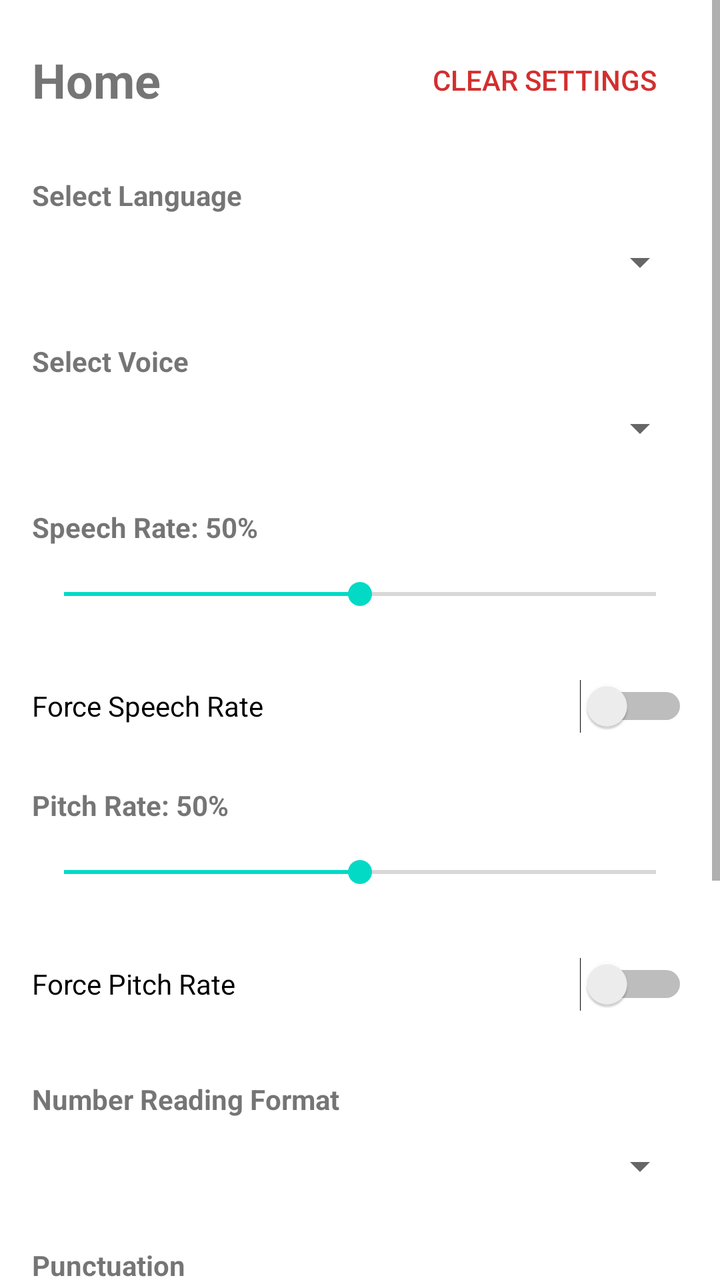
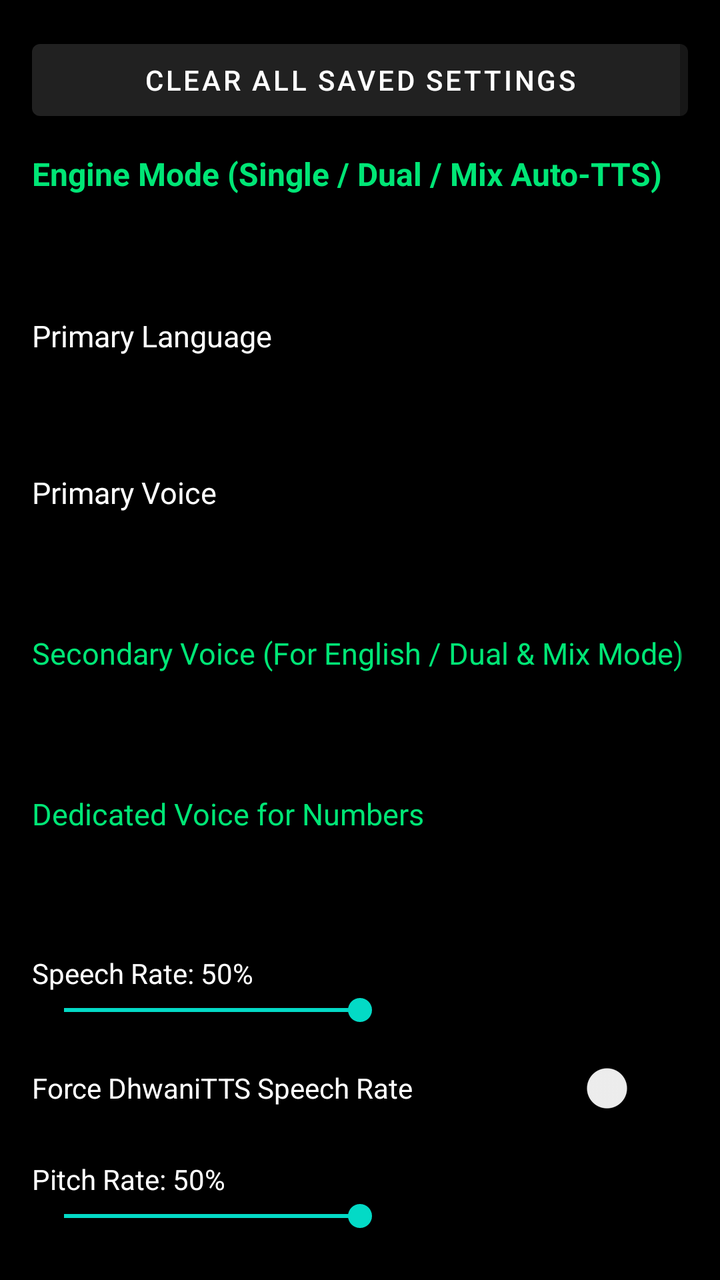

Screens rendered from an Android XML layout before and after an edit, with the pre-edit source and the edit as a unified diff.
<!-- AndroidManifest.xml: application theme Theme.DhwaniTTS -->
<!-- res/layout/fragment_home.xml -->
<?xml version="1.0" encoding="utf-8"?>
<ScrollView xmlns:android="http://schemas.android.com/apk/res/android"
    android:layout_width="match_parent"
    android:layout_height="match_parent"
    android:fillViewport="true">

    <LinearLayout
        android:layout_width="match_parent"
        android:layout_height="wrap_content"
        android:orientation="vertical"
        android:padding="16dp">

        <RelativeLayout
            android:layout_width="match_parent"
            android:layout_height="wrap_content"
            android:layout_marginBottom="24dp">
            
            <TextView
                android:layout_width="wrap_content"
                android:layout_height="wrap_content"
                android:text="Home"
                android:textSize="24sp"
                android:textStyle="bold"
                android:layout_alignParentStart="true"
                android:layout_centerVertical="true"/>

            <Button
                android:id="@+id/btn_clear_settings"
                android:layout_width="wrap_content"
                android:layout_height="wrap_content"
                android:text="Clear Settings"
                android:layout_alignParentEnd="true"
                android:layout_centerVertical="true"
                style="?android:attr/borderlessButtonStyle"
                android:textColor="#D32F2F"
                android:minHeight="48dp" />
        </RelativeLayout>

        <TextView
            android:layout_width="match_parent"
            android:layout_height="wrap_content"
            android:text="Select Language"
            android:labelFor="@+id/spinner_language"
            android:textStyle="bold" />
        <Spinner
            android:id="@+id/spinner_language"
            android:layout_width="match_parent"
            android:layout_height="wrap_content"
            android:minHeight="48dp"
            android:layout_marginBottom="16dp" />

        <TextView
            android:layout_width="match_parent"
            android:layout_height="wrap_content"
            android:text="Select Voice"
            android:labelFor="@+id/spinner_voice"
            android:textStyle="bold" />
        <Spinner
            android:id="@+id/spinner_voice"
            android:layout_width="match_parent"
            android:layout_height="wrap_content"
            android:minHeight="48dp"
            android:layout_marginBottom="16dp" />

        <TextView
            android:id="@+id/tv_speech_rate_label"
            android:layout_width="match_parent"
            android:layout_height="wrap_content"
            android:text="Speech Rate: 50%"
            android:textStyle="bold" />
        <SeekBar
            android:id="@+id/seekbar_speech_rate"
            android:layout_width="match_parent"
            android:layout_height="wrap_content"
            android:minHeight="48dp"
            android:max="100"
            android:progress="50"
            android:layout_marginBottom="8dp"/>

        
        <Switch
            android:id="@+id/switch_force_speech"
            android:layout_width="match_parent"
            android:layout_height="wrap_content"
            android:text="Force Speech Rate"
            android:minHeight="48dp"
            android:layout_marginBottom="16dp" />

        <TextView
            android:id="@+id/tv_pitch_label"
            android:layout_width="match_parent"
            android:layout_height="wrap_content"
            android:text="Pitch Rate: 50%"
            android:textStyle="bold" />
        <SeekBar
            android:id="@+id/seekbar_pitch"
            android:layout_width="match_parent"
            android:layout_height="wrap_content"
            android:minHeight="48dp"
            android:max="100"
            android:progress="50"
            android:layout_marginBottom="8dp"/>

        <Switch
            android:id="@+id/switch_force_pitch"
            android:layout_width="match_parent"
            android:layout_height="wrap_content"
            android:text="Force Pitch Rate"
            android:minHeight="48dp"
            android:layout_marginBottom="24dp" />

        <TextView
            android:layout_width="match_parent"
            android:layout_height="wrap_content"
            android:text="Number Reading Format"
            android:labelFor="@+id/spinner_number_reading"
            android:textStyle="bold" />
        <Spinner
            android:id="@+id/spinner_number_reading"
            android:layout_width="match_parent"
            android:layout_height="wrap_content"
            android:minHeight="48dp"
            android:layout_marginBottom="16dp" />

        <TextView
            android:layout_width="match_parent"
            android:layout_height="wrap_content"
            android:text="Punctuation"
            android:labelFor="@+id/spinner_punctuation"
            android:textStyle="bold" />
        <Spinner
            android:id="@+id/spinner_punctuation"
            android:layout_width="match_parent"
            android:layout_height="wrap_content"
            android:minHeight="48dp"
            android:layout_marginBottom="32dp" />

        <Button
            android:id="@+id/btn_test"
            android:layout_width="match_parent"
            android:layout_height="wrap_content"
            android:minHeight="48dp"
            android:text="Test Voice"
            android:layout_marginBottom="12dp" />

        <Button
            android:id="@+id/btn_save_settings"
            android:layout_width="match_parent"
            android:layout_height="wrap_content"
            android:minHeight="48dp"
            android:text="Save Settings as Default"
            android:layout_marginBottom="12dp" />

        <Button
            android:id="@+id/btn_reset"
            android:layout_width="match_parent"
            android:layout_height="wrap_content"
            android:minHeight="48dp"
            android:text="Reset to Default"
            android:layout_marginBottom="24dp" />

    </LinearLayout>
</ScrollView>
<!-- resources referenced by this layout -->
<resources>
  <style name="Theme.DhwaniTTS" parent="Theme.MaterialComponents.DayNight.DarkActionBar">
          
      </style>
</resources>

<!-- the commit's change to res/layout/fragment_home.xml (unified diff, before → after) -->
@@ -2,162 +2,201 @@
 <ScrollView xmlns:android="http://schemas.android.com/apk/res/android"
     android:layout_width="match_parent"
     android:layout_height="match_parent"
-    android:fillViewport="true">
+    android:background="#000000"
+    android:padding="16dp">
 
     <LinearLayout
         android:layout_width="match_parent"
         android:layout_height="wrap_content"
-        android:orientation="vertical"
-        android:padding="16dp">
-
-        <RelativeLayout
-            android:layout_width="match_parent"
-            android:layout_height="wrap_content"
-            android:layout_marginBottom="24dp">
-            
-            <TextView
-                android:layout_width="wrap_content"
-                android:layout_height="wrap_content"
-                android:text="Home"
-                android:textSize="24sp"
-                android:textStyle="bold"
-                android:layout_alignParentStart="true"
-                android:layout_centerVertical="true"/>
-
-            <Button
-                android:id="@+id/btn_clear_settings"
-                android:layout_width="wrap_content"
-                android:layout_height="wrap_content"
-                android:text="Clear Settings"
-                android:layout_alignParentEnd="true"
-                android:layout_centerVertical="true"
-                style="?android:attr/borderlessButtonStyle"
-                android:textColor="#D32F2F"
-                android:minHeight="48dp" />
-        </RelativeLayout>
-
-        <TextView
-            android:layout_width="match_parent"
-            android:layout_height="wrap_content"
-            android:text="Select Language"
-            android:labelFor="@+id/spinner_language"
+        android:orientation="vertical">
+
+        <Button
+            android:id="@+id/btn_clear_settings"
+            android:layout_width="match_parent"
+            android:layout_height="wrap_content"
+            android:text="Clear All Saved Settings"
+            android:layout_marginBottom="12dp" />
+
+        <TextView
+            android:layout_width="match_parent"
+            android:layout_height="wrap_content"
+            android:text="Engine Mode (Single / Dual / Mix Auto-TTS)"
+            android:textColor="#00E676"
+            android:textSize="16sp"
             android:textStyle="bold" />
+
+        <Spinner
+            android:id="@+id/spinner_engine_mode"
+            android:layout_width="match_parent"
+            android:layout_height="wrap_content"
+            android:minHeight="48dp"
+            android:layout_marginBottom="12dp" />
+
+        <TextView
+            android:layout_width="match_parent"
+            android:layout_height="wrap_content"
+            android:text="Primary Language"
+            android:textColor="#FFFFFF"
+            android:textSize="15sp" />
+
         <Spinner
             android:id="@+id/spinner_language"
             android:layout_width="match_parent"
             android:layout_height="wrap_content"
             android:minHeight="48dp"
-            android:layout_marginBottom="16dp" />
-
-        <TextView
-            android:layout_width="match_parent"
-            android:layout_height="wrap_content"
-            android:text="Select Voice"
-            android:labelFor="@+id/spinner_voice"
-            android:textStyle="bold" />
+            android:layout_marginBottom="10dp" />
+
+        <TextView
+            android:layout_width="match_parent"
+            android:layout_height="wrap_content"
+            android:text="Primary Voice"
+            android:textColor="#FFFFFF"
+            android:textSize="15sp" />
+
         <Spinner
             android:id="@+id/spinner_voice"
             android:layout_width="match_parent"
             android:layout_height="wrap_content"
             android:minHeight="48dp"
-            android:layout_marginBottom="16dp" />
+            android:layout_marginBottom="12dp" />
+
+        <TextView
+            android:id="@+id/tv_secondary_voice_label"
+            android:layout_width="match_parent"
+            android:layout_height="wrap_content"
+            android:text="Secondary Voice (For English / Dual &amp; Mix Mode)"
+            android:textColor="#00E676"
+            android:textSize="15sp" />
+
+        <Spinner
+            android:id="@+id/spinner_secondary_voice"
+            android:layout_width="match_parent"
+            android:layout_height="wrap_content"
+            android:minHeight="48dp"
+            android:layout_marginBottom="12dp" />
+
+        <TextView
+            android:layout_width="match_parent"
+            android:layout_height="wrap_content"
+            android:text="Dedicated Voice for Numbers"
+            android:textColor="#00E676"
+            android:textSize="15sp" />
+
+        <Spinner
+            android:id="@+id/spinner_number_voice"
+            android:layout_width="match_parent"
+            android:layout_height="wrap_content"
+            android:minHeight="48dp"
+            android:layout_marginBottom="12dp" />
 
         <TextView
             android:id="@+id/tv_speech_rate_label"
             android:layout_width="match_parent"
             android:layout_height="wrap_content"
             android:text="Speech Rate: 50%"
-            android:textStyle="bold" />
+            android:textColor="#FFFFFF" />
+
         <SeekBar
             android:id="@+id/seekbar_speech_rate"
             android:layout_width="match_parent"
             android:layout_height="wrap_content"
-            android:minHeight="48dp"
             android:max="100"
             android:progress="50"
-            android:layout_marginBottom="8dp"/>
-
-        
+            android:layout_marginBottom="6dp" />
+
         <Switch
             android:id="@+id/switch_force_speech"
             android:layout_width="match_parent"
             android:layout_height="wrap_content"
-            android:text="Force Speech Rate"
-            android:minHeight="48dp"
-            android:layout_marginBottom="16dp" />
+            android:text="Force DhwaniTTS Speech Rate"
+            android:textColor="#FFFFFF"
+            android:minHeight="48dp"
+            android:layout_marginBottom="12dp" />
 
         <TextView
             android:id="@+id/tv_pitch_label"
             android:layout_width="match_parent"
             android:layout_height="wrap_content"
             android:text="Pitch Rate: 50%"
-            android:textStyle="bold" />
+            android:textColor="#FFFFFF" />
+
         <SeekBar
             android:id="@+id/seekbar_pitch"
             android:layout_width="match_parent"
             android:layout_height="wrap_content"
-            android:minHeight="48dp"
             android:max="100"
             android:progress="50"
-            android:layout_marginBottom="8dp"/>
+            android:layout_marginBottom="6dp" />
 
         <Switch
             android:id="@+id/switch_force_pitch"
             android:layout_width="match_parent"
             android:layout_height="wrap_content"
-            android:text="Force Pitch Rate"
-            android:minHeight="48dp"
-            android:layout_marginBottom="24dp" />
-
-        <TextView
-            android:layout_width="match_parent"
-            android:layout_height="wrap_content"
-            android:text="Number Reading Format"
-            android:labelFor="@+id/spinner_number_reading"
-            android:textStyle="bold" />
+            android:text="Force DhwaniTTS Pitch"
+            android:textColor="#FFFFFF"
+            android:minHeight="48dp"
+            android:layout_marginBottom="12dp" />
+
+        <TextView
+            android:id="@+id/tv_volume_boost_label"
+            android:layout_width="match_parent"
+            android:layout_height="wrap_content"
+            android:text="Volume Amplification: 100%"
+            android:textColor="#FFFFFF" />
+
+        <SeekBar
+            android:id="@+id/seekbar_volume_boost"
+            android:layout_width="match_parent"
+            android:layout_height="wrap_content"
+            android:max="200"
+            android:progress="100"
+            android:layout_marginBottom="14dp" />
+
+        <TextView
+            android:layout_width="match_parent"
+            android:layout_height="wrap_content"
+            android:text="Number Reading Mode"
+            android:textColor="#FFFFFF" />
+
         <Spinner
             android:id="@+id/spinner_number_reading"
             android:layout_width="match_parent"
             android:layout_height="wrap_content"
             android:minHeight="48dp"
+            android:layout_marginBottom="12dp" />
+
+        <TextView
+            android:layout_width="match_parent"
+            android:layout_height="wrap_content"
+            android:text="Punctuation Reading Level"
+            android:textColor="#FFFFFF" />
+
+        <Spinner
+            android:id="@+id/spinner_punctuation"
+            android:layout_width="match_parent"
+            android:layout_height="wrap_content"
+            android:minHeight="48dp"
             android:layout_marginBottom="16dp" />
 
-        <TextView
-            android:layout_width="match_parent"
-            android:layout_height="wrap_content"
-            android:text="Punctuation"
-            android:labelFor="@+id/spinner_punctuation"
-            android:textStyle="bold" />
-        <Spinner
-            android:id="@+id/spinner_punctuation"
-            android:layout_width="match_parent"
-            android:layout_height="wrap_content"
-            android:minHeight="48dp"
-            android:layout_marginBottom="32dp" />
-
         <Button
             android:id="@+id/btn_test"
             android:layout_width="match_parent"
             android:layout_height="wrap_content"
-            android:minHeight="48dp"
-            android:text="Test Voice"
-            android:layout_marginBottom="12dp" />
+            android:text="Test Voice Preview"
+            android:layout_marginBottom="10dp" />
 
         <Button
             android:id="@+id/btn_save_settings"
             android:layout_width="match_parent"
             android:layout_height="wrap_content"
-            android:minHeight="48dp"
-            android:text="Save Settings as Default"
-            android:layout_marginBottom="12dp" />
+            android:text="Save Settings"
+            android:layout_marginBottom="10dp" />
 
         <Button
             android:id="@+id/btn_reset"
             android:layout_width="match_parent"
             android:layout_height="wrap_content"
-            android:minHeight="48dp"
-            android:text="Reset to Default"
-            android:layout_marginBottom="24dp" />
+            android:text="Reset to Default" />
 
     </LinearLayout>
 </ScrollView>
